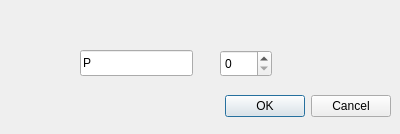
First picture: the form in plugins/MergePlugin/ui/mergedlg.ui, repository introverti/CloudCompare, before the edit.
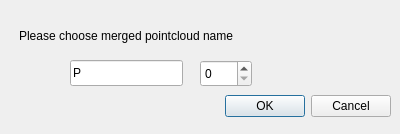
Second picture: the form after the edit.

```diff
--- a/plugins/MergePlugin/ui/mergedlg.ui
+++ b/plugins/MergePlugin/ui/mergedlg.ui
@@ -32,8 +32,8 @@
   <widget class="QLineEdit" name="Pname">
    <property name="geometry">
     <rect>
-     <x>80</x>
-     <y>50</y>
+     <x>70</x>
+     <y>60</y>
      <width>113</width>
      <height>26</height>
     </rect>
@@ -45,13 +45,26 @@
   <widget class="QSpinBox" name="Pnumber">
    <property name="geometry">
     <rect>
-     <x>220</x>
-     <y>50</y>
+     <x>200</x>
+     <y>60</y>
      <width>52</width>
      <height>27</height>
     </rect>
    </property>
   </widget>
+  <widget class="QLabel" name="label">
+   <property name="geometry">
+    <rect>
+     <x>19</x>
+     <y>20</y>
+     <width>361</width>
+     <height>31</height>
+    </rect>
+   </property>
+   <property name="text">
+    <string>Please choose merged pointcloud name</string>
+   </property>
+  </widget>
  </widget>
  <resources/>
  <connections>
```
